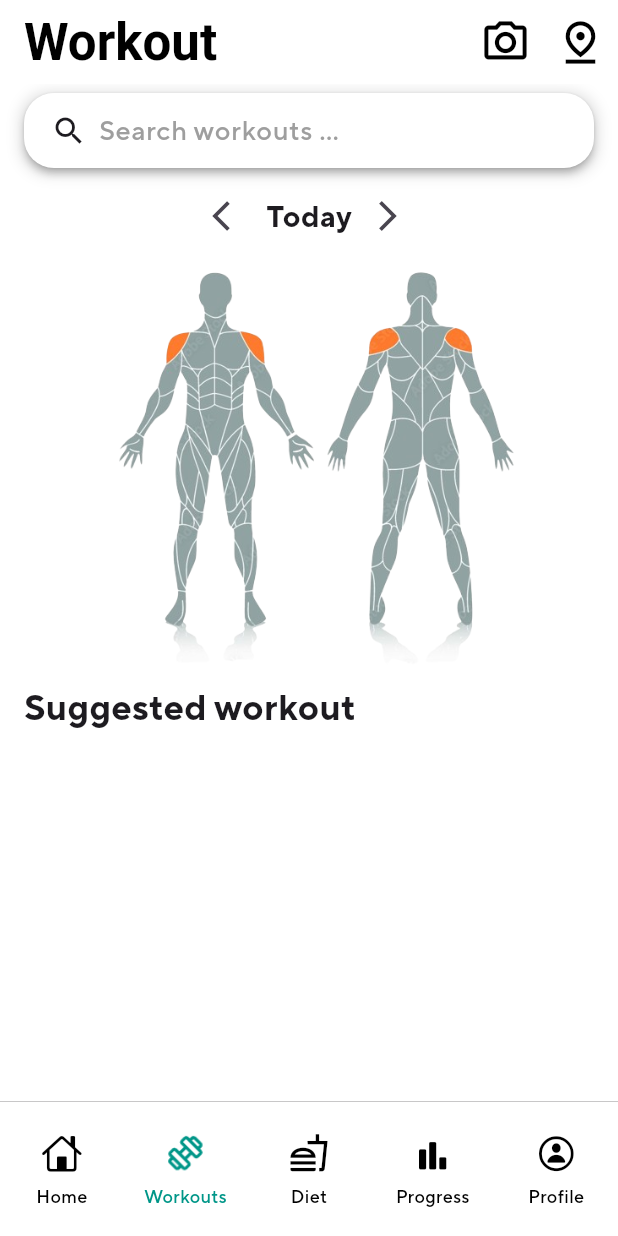
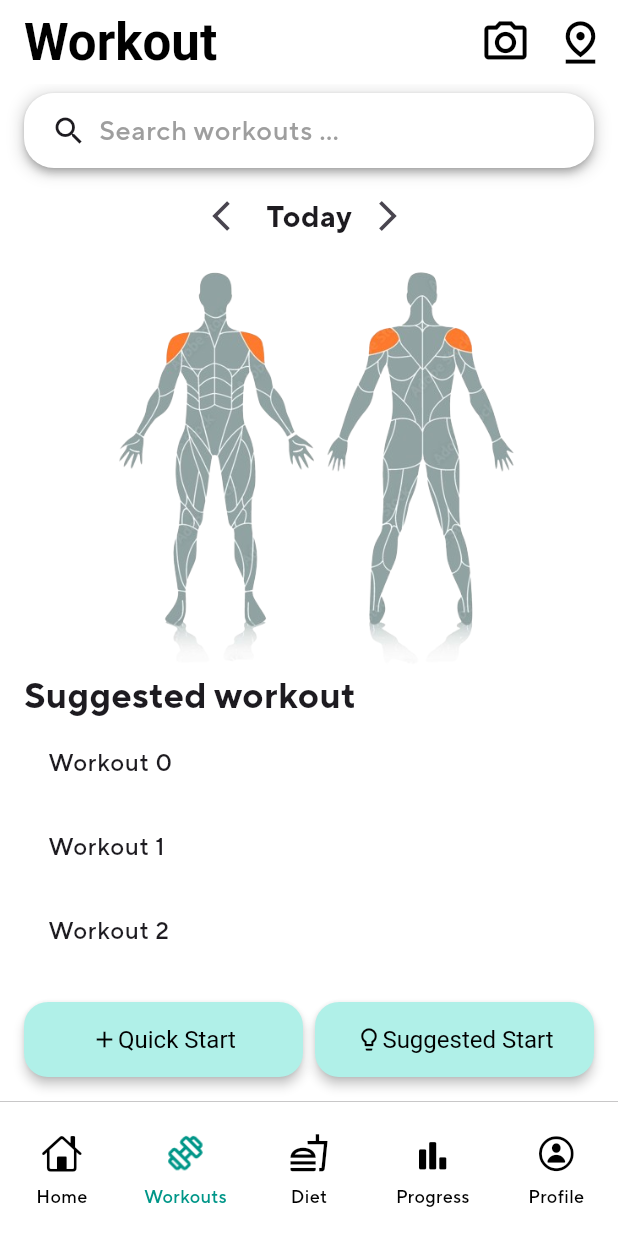
Before and after one commit to JerfDaRerf/HealthApp, a Flutter app: the screen it shows after launch, item 2 of the bottom bar chosen, on a phone screen of 412 x 824 dp. Run offline on Flutter 3.47's test engine with Material 3 defaults, Android fonts, the light colour scheme and no system bars.

Commit message:
Add suggest workout list, start buttons for previous and now

```diff
--- a/fitnessapp/lib/main.dart
+++ b/fitnessapp/lib/main.dart
@@ -34,6 +34,11 @@ class FitnessApp extends StatelessWidget {
             color: Colors.black,
             size: 34,
           ),
+          backgroundColor: Colors.white,
+          elevation: 0,
+          foregroundColor: Colors.white,
+          shadowColor: Colors.transparent,
+          surfaceTintColor: Colors.white,
         ),
 
         searchBarTheme: SearchBarThemeData(
@@ -62,6 +67,36 @@ class FitnessApp extends StatelessWidget {
             )
           ),
         ),
+
+        elevatedButtonTheme: ElevatedButtonThemeData(
+          style: ButtonStyle(
+            backgroundColor: const MaterialStatePropertyAll<Color>(Color.fromARGB(255, 176, 240, 232)),
+            shape: MaterialStateProperty.all<RoundedRectangleBorder>(
+              RoundedRectangleBorder(
+                borderRadius: BorderRadius.circular(16.0),
+              ),
+            ),
+            minimumSize: MaterialStateProperty.all<Size>(
+              const Size(200.0, 50.0),
+            ),
+            textStyle: const MaterialStatePropertyAll<TextStyle>(
+              TextStyle(
+                fontSize: 16.0,
+                fontWeight: FontWeight.w400,
+              ),
+
+            ),
+            foregroundColor: MaterialStateProperty.all<Color>(
+              Colors.black,
+            ),
+            padding: MaterialStateProperty.all<EdgeInsets>(
+              const EdgeInsets.symmetric(horizontal: 8.0, vertical: 2.0), // Adjust padding
+            ),
+            elevation: MaterialStateProperty.all<double>(
+              3.0,
+            ),
+          ),
+        ),
       ),
       // Set the content of the app to be the navigation wrapper
       home:  const NavigationWrapper(),
--- a/fitnessapp/lib/views/navigation_pages/workout_page.dart
+++ b/fitnessapp/lib/views/navigation_pages/workout_page.dart
@@ -66,13 +66,34 @@ class _WorkoutPage extends State<WorkoutPage>{
               ),
               dateSelector(),
               muscleDisplay(),
-              Padding(padding: const EdgeInsets.only(top: 8.0), child: workoutTitle()),
-              //startButtons(),
+              workoutTitle(),
+              Expanded(
+                child: SuggestedExercises()
+              ),
+              Padding(
+                padding: const EdgeInsets.only(top: 10.0, bottom: 16.0),
+                child: (selectedDate < 0) ? previousStartButton() : startButtons(),
+              ),
             ],
           )
         )
       ),
      );
+  }
+
+  ElevatedButton previousStartButton(){
+    return ElevatedButton(
+      onPressed: () {
+        // Navigate to the workout page
+      },
+      child: const Row(
+        mainAxisAlignment: MainAxisAlignment.center,
+        children: <Widget>[
+          Icon(Icons.add),
+          Text('Start'),
+        ],
+      ),
+    );
   }
 
   Container workoutTitle() {
@@ -151,14 +172,36 @@ class _WorkoutPage extends State<WorkoutPage>{
 
   Row startButtons(){
     return Row(
-      mainAxisAlignment: MainAxisAlignment.spaceEvenly,
       children: <Widget>[
-        ElevatedButton(
-          onPressed: () {
-            // Navigate to the workout page
-          },
-          child: const Text('Quick Start'),
+        Expanded(
+          child: ElevatedButton(
+            onPressed: () {
+              // Navigate to the workout page
+            },
+            child: const Row(
+              mainAxisAlignment: MainAxisAlignment.center,
+              children: <Widget>[
+                Icon(Icons.add),
+                Text('Quick Start'),
+              ],
+            ),
+          ),
         ),
+        const SizedBox(width: 8.0),
+        Expanded(
+          child: ElevatedButton(
+            onPressed: () {
+              // Navigate to the workout page
+            },
+            child: const Row(
+              mainAxisAlignment: MainAxisAlignment.center,
+              children: <Widget>[
+                Icon(Icons.lightbulb_outline),
+                Text('Suggested Start'),
+              ],
+            ),
+          ),
+        )
       ],
     );
   }
@@ -215,3 +258,20 @@ class _WorkoutPage extends State<WorkoutPage>{
 
   }
 }
+
+
+class SuggestedExercises extends StatelessWidget {
+  final List<int> items = List<int>.generate(1000, (i) => i);
+
+  @override
+  Widget build(BuildContext context) {
+    return ListView.builder(
+      itemCount: items.length,
+      itemBuilder: (context, index) {
+        return ListTile(
+          title: Text('Workout ${items[index]}'),
+        );
+      },
+    );
+  }
+}
```
